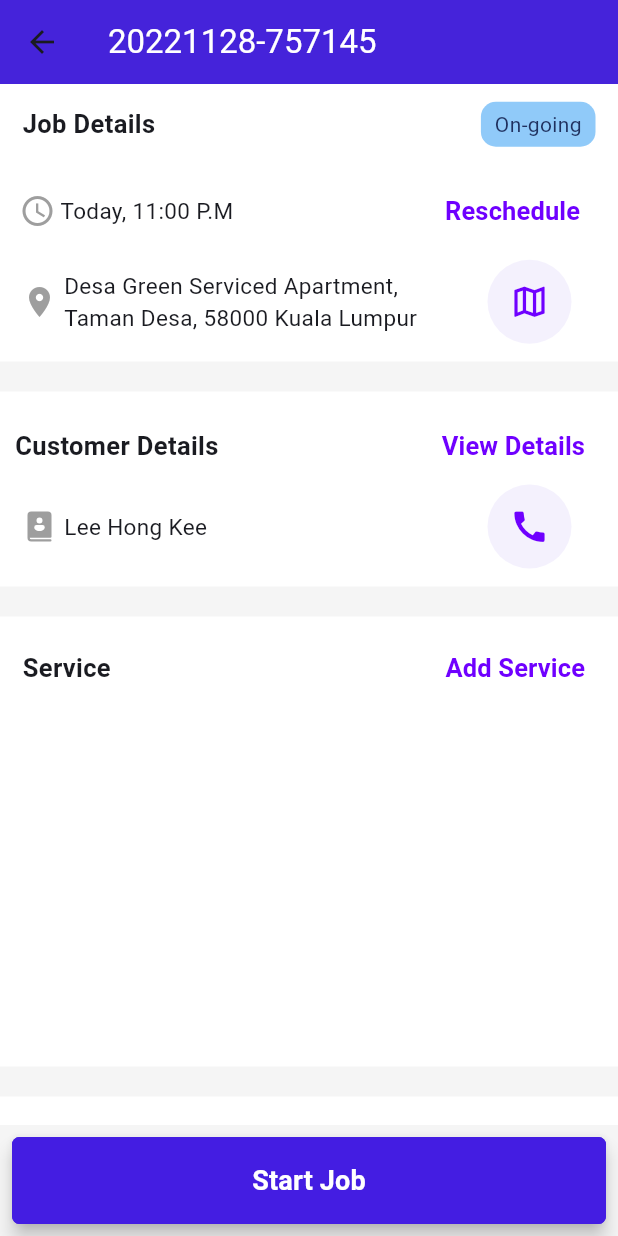
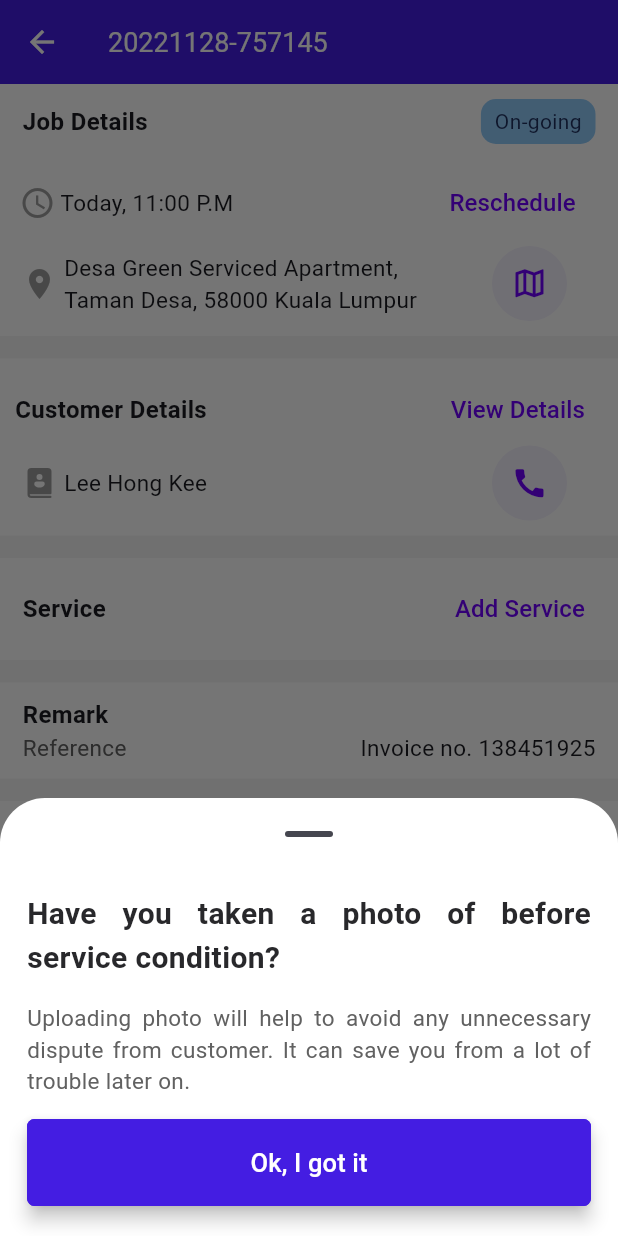
Before and after one commit to AdlilAfiq11/WorkPulse_flutter_frontend, a Flutter app: the JobDetailsView screen opened directly, after a tap on "Start Job", on a phone screen of 412 x 824 dp. Run offline on Flutter 3.47's test engine with Material 3 defaults, Android fonts, the phone set to English and light mode, and no system bars; our stand-ins replace dotted_border, fluentui_system_icons; missing offline and left inert: syncfusion_flutter_signaturepad.

Commit message:
Update job details

```diff
--- a/lib/views/jobs/job_details.dart
+++ b/lib/views/jobs/job_details.dart
@@ -1,6 +1,11 @@
 import 'package:fluentui_system_icons/fluentui_system_icons.dart';
 import 'package:flutter/material.dart';
 import 'package:workpulse_flutter_frontend/models/color_model.dart';
+import 'package:workpulse_flutter_frontend/utils/main_utils.dart';
+import 'package:workpulse_flutter_frontend/views/jobs/job_pos.dart';
+
+//TODO: Create component for service
+//TODO: Confirm back with jin for "Reschedule", "Job Status" & Add Service
 
 class JobDetailsView extends StatefulWidget {
   const JobDetailsView({super.key});
@@ -10,6 +15,33 @@ class JobDetailsView extends StatefulWidget {
 }
 
 class _JobDetailsViewState extends State<JobDetailsView> {
+  // Start Job Button
+  Widget startButton() => Padding(
+        padding: const EdgeInsets.all(8.0),
+        child: ElevatedButton(
+          style: ElevatedButton.styleFrom(
+            side: BorderSide(
+              color: AppColor().blueViolet,
+            ),
+            shape: RoundedRectangleBorder(
+              borderRadius: BorderRadius.circular(5),
+            ),
+            minimumSize: const Size(120, 58),
+            backgroundColor: AppColor().blueViolet,
+            disabledBackgroundColor: const Color.fromRGBO(31, 48, 94, .5),
+            elevation: 5,
+          ),
+          onPressed: () => photoAlert(),
+          child: const Text(
+            'Start Job',
+            style: TextStyle(
+              color: Colors.white,
+              fontSize: 17,
+            ),
+          ),
+        ),
+      );
+
   @override
   Widget build(BuildContext context) {
     return Scaffold(
@@ -17,17 +49,23 @@ class _JobDetailsViewState extends State<JobDetailsView> {
       appBar: AppBar(
         title: const Text(
           '20221128-757145',
-          style: TextStyle(color: Colors.white),
+          style: TextStyle(
+            color: Colors.white,
+            fontSize: 18,
+          ),
+        ),
+        iconTheme: const IconThemeData(
+          color: Colors.white,
         ),
         backgroundColor: AppColor().blueViolet,
-        elevation: 5,
+        scrolledUnderElevation: 5,
       ),
       body: SingleChildScrollView(
         child: Column(
           children: [
             Container(
-              height: 185,
               color: Colors.white,
+              width: double.infinity,
               child: Padding(
                 padding: const EdgeInsets.all(10),
                 child: Column(
@@ -42,7 +80,7 @@ class _JobDetailsViewState extends State<JobDetailsView> {
                             child: Text(
                               'Job Details',
                               style: TextStyle(
-                                fontSize: 17,
+                                fontSize: 16,
                                 fontWeight: FontWeight.bold,
                               ),
                             ),
@@ -90,8 +128,7 @@ class _JobDetailsViewState extends State<JobDetailsView> {
                               'Reschedule',
                               style: TextStyle(
                                 color: AppColor().electricIndigo,
-                                fontSize: 17,
-                                fontWeight: FontWeight.bold,
+                                fontSize: 16,
                               ),
                             ),
                           ),
@@ -119,11 +156,11 @@ class _JobDetailsViewState extends State<JobDetailsView> {
                         Expanded(
                           flex: 3,
                           child: CircleAvatar(
-                            radius: 28,
+                            radius: 25,
                             backgroundColor: AppColor().lightPurple,
                             child: Icon(
                               Icons.map_outlined,
-                              size: 27,
+                              size: 25,
                               color: AppColor().electricIndigo,
                             ),
                           ),
@@ -134,10 +171,10 @@ class _JobDetailsViewState extends State<JobDetailsView> {
                 ),
               ),
             ),
-            const SizedBox(height: 20),
+            const SizedBox(height: 15),
             Container(
-              height: 130,
               color: Colors.white,
+              width: double.infinity,
               child: Padding(
                 padding: const EdgeInsets.all(10),
                 child: Column(
@@ -149,7 +186,7 @@ class _JobDetailsViewState extends State<JobDetailsView> {
                           child: Text(
                             'Customer Details',
                             style: TextStyle(
-                              fontSize: 17,
+                              fontSize: 16,
                               fontWeight: FontWeight.bold,
                             ),
                           ),
@@ -162,8 +199,7 @@ class _JobDetailsViewState extends State<JobDetailsView> {
                               'View Details',
                               style: TextStyle(
                                 color: AppColor().electricIndigo,
-                                fontSize: 17,
-                                fontWeight: FontWeight.bold,
+                                fontSize: 16,
                               ),
                             ),
                           ),
@@ -189,11 +225,11 @@ class _JobDetailsViewState extends State<JobDetailsView> {
                         Expanded(
                           flex: 3,
                           child: CircleAvatar(
-                            radius: 28,
+                            radius: 25,
                             backgroundColor: AppColor().lightPurple,
                             child: Icon(
                               Icons.call,
-                              size: 27,
+                              size: 25,
                               color: AppColor().electricIndigo,
                             ),
                           ),
@@ -204,10 +240,10 @@ class _JobDetailsViewState extends State<JobDetailsView> {
                 ),
               ),
             ),
-            const SizedBox(height: 20),
+            const SizedBox(height: 15),
             Container(
-              height: 300,
               color: Colors.white,
+              width: double.infinity,
               child: Padding(
                 padding: const EdgeInsets.all(10),
                 child: Column(
@@ -220,7 +256,7 @@ class _JobDetailsViewState extends State<JobDetailsView> {
                             child: Text(
                               'Service',
                               style: TextStyle(
-                                fontSize: 17,
+                                fontSize: 16,
                                 fontWeight: FontWeight.bold,
                               ),
                             ),
@@ -233,8 +269,7 @@ class _JobDetailsViewState extends State<JobDetailsView> {
                                 'Add Service',
                                 style: TextStyle(
                                   color: AppColor().electricIndigo,
-                                  fontSize: 17,
-                                  fontWeight: FontWeight.bold,
+                                  fontSize: 16,
                                 ),
                               ),
                             ),
@@ -246,10 +281,10 @@ class _JobDetailsViewState extends State<JobDetailsView> {
                 ),
               ),
             ),
-            const SizedBox(height: 20),
+            const SizedBox(height: 15),
             Container(
-              height: 90,
               color: Colors.white,
+              width: double.infinity,
               child: Padding(
                 padding: const EdgeInsets.fromLTRB(15, 10, 15, 10),
                 child: Column(
@@ -260,7 +295,7 @@ class _JobDetailsViewState extends State<JobDetailsView> {
                       child: Text(
                         'Remark',
                         style: TextStyle(
-                          fontSize: 17,
+                          fontSize: 16,
                           fontWeight: FontWeight.bold,
                         ),
                       ),
@@ -289,10 +324,10 @@ class _JobDetailsViewState extends State<JobDetailsView> {
                 ),
               ),
             ),
-            const SizedBox(height: 20),
+            const SizedBox(height: 15),
             Container(
-              height: 90,
               color: Colors.white,
+              width: double.infinity,
               child: Padding(
                 padding: const EdgeInsets.fromLTRB(15, 10, 15, 10),
                 child: Column(
@@ -303,7 +338,7 @@ class _JobDetailsViewState extends State<JobDetailsView> {
                       child: Text(
                         'Payment Details',
                         style: TextStyle(
-                          fontSize: 17,
+                          fontSize: 16,
                           fontWeight: FontWeight.bold,
                         ),
                       ),
@@ -359,7 +394,7 @@ class _JobDetailsViewState extends State<JobDetailsView> {
                   child: Text(
                     'Cancel Job',
                     style: TextStyle(
-                      fontSize: 18,
+                      fontSize: 17,
                       color: Colors.red.shade400,
                     ),
                   )),
@@ -367,9 +402,49 @@ class _JobDetailsViewState extends State<JobDetailsView> {
           ],
         ),
       ),
-      bottomNavigationBar: Padding(
-        padding: const EdgeInsets.all(8.0),
-        child: ElevatedButton(
+      bottomNavigationBar: startButton(),
+    );
+  }
+
+  photoAlert() {
+    return showModalBottomSheet(
+      showDragHandle: true,
+      backgroundColor: Colors.white,
+      elevation: 5.0,
+      context: context,
+      shape: const RoundedRectangleBorder(
+        borderRadius: BorderRadius.vertical(top: Radius.circular(30.0)),
+      ),
+      builder: (context) {
+        return SizedBox(
+          width: double.infinity,
+          child: Padding(
+            padding: const EdgeInsets.fromLTRB(18, 10, 18, 20),
+            child: Column(
+              crossAxisAlignment: CrossAxisAlignment.start,
+              mainAxisSize: MainAxisSize.min,
+              children: <Widget>[
+                const SizedBox(height: 5),
+                Text(
+                  'Have you taken a photo of before service condition?',
+                  style: TextStyle(
+                    color: AppColor().matteBlack,
+                    fontWeight: FontWeight.bold,
+                    fontSize: 20,
+                  ),
+                  textAlign: TextAlign.justify,
+                ),
+                const SizedBox(height: 15),
+                Text(
+                  'Uploading photo will help to avoid any unnecessary dispute from customer. It can save you from a lot of trouble later on.',
+                  style: TextStyle(
+                    color: Colors.grey.shade700,
+                    fontSize: 15,
+                  ),
+                  textAlign: TextAlign.justify,
+                ),
+                const SizedBox(height: 15),
+                ElevatedButton(
                   style: ElevatedButton.styleFrom(
                     side: BorderSide(
                       color: AppColor().blueViolet,
@@ -377,22 +452,30 @@ class _JobDetailsViewState extends State<JobDetailsView> {
                     shape: RoundedRectangleBorder(
                       borderRadius: BorderRadius.circular(5),
                     ),
-            minimumSize: const Size(120, 58),
+                    minimumSize: const Size(double.infinity, 58),
                     backgroundColor: AppColor().blueViolet,
-            disabledBackgroundColor: const Color.fromRGBO(31, 48, 94, .5),
+                    disabledBackgroundColor:
+                        const Color.fromRGBO(31, 48, 94, .5),
                     elevation: 5,
                   ),
-          onPressed: () {},
+                  onPressed: () {
+                    Navigator.pop(context);
+                    Navigator.push(
+                        context, SlideRoute(page: const ProofofServiceView()));
+                  },
                   child: const Text(
-            'Start Job',
+                    'Ok, I got it',
                     style: TextStyle(
                       color: Colors.white,
-              fontSize: 18,
-              fontWeight: FontWeight.bold,
+                      fontSize: 17,
                     ),
                   ),
                 ),
+              ],
             ),
+          ),
+        );
+      },
     );
   }
 }
```
Lines whose indentation alone changed are shown as unchanged.
